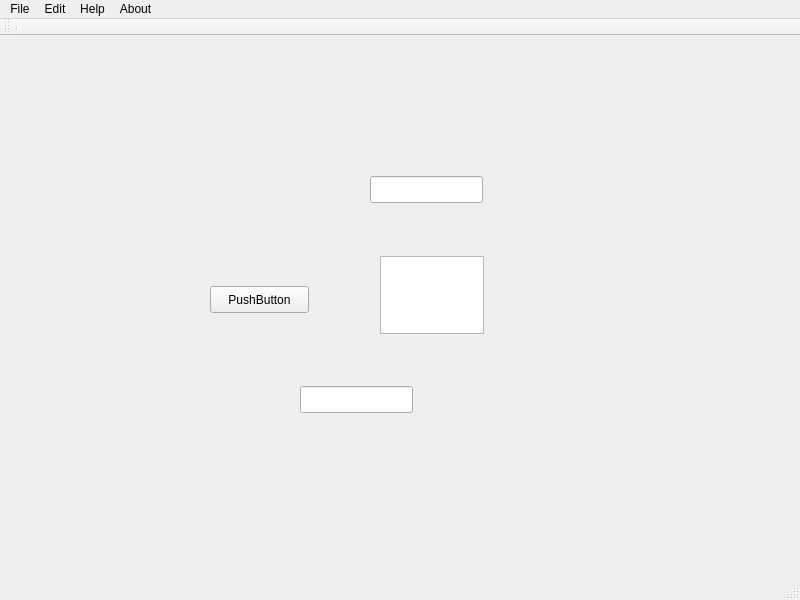
Old version of the form src/GUI/mainwindow.ui in the repository Nefarin/SODM.
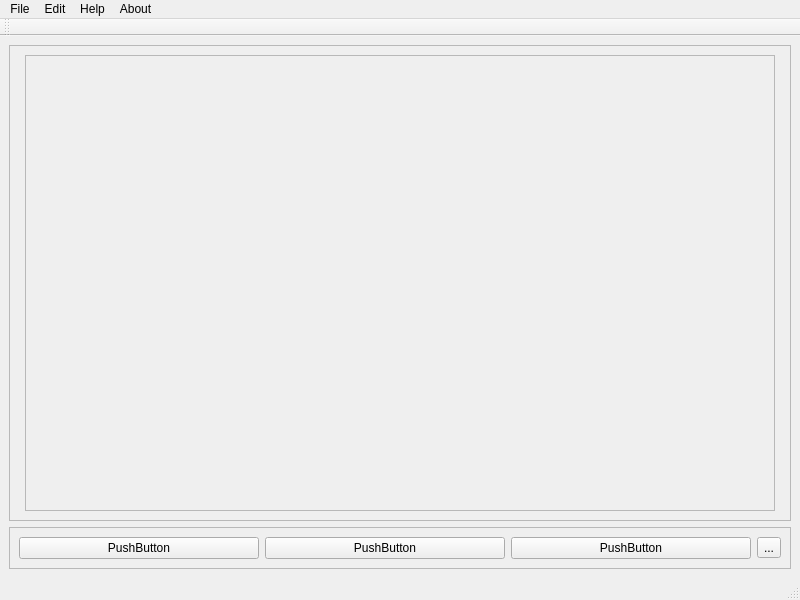
New version of the form.

What changed in the file:
```diff
--- a/src/GUI/mainwindow.ui
+++ b/src/GUI/mainwindow.ui
@@ -10,53 +10,135 @@
     <height>600</height>
    </rect>
   </property>
+  <property name="minimumSize">
+   <size>
+    <width>800</width>
+    <height>600</height>
+   </size>
+  </property>
+  <property name="maximumSize">
+   <size>
+    <width>2400</width>
+    <height>1800</height>
+   </size>
+  </property>
   <property name="windowTitle">
    <string>MainWindow</string>
   </property>
   <widget class="QWidget" name="centralwidget">
-   <widget class="QPushButton" name="pushButton">
-    <property name="geometry">
-     <rect>
-      <x>210</x>
-      <y>250</y>
-      <width>99</width>
-      <height>27</height>
-     </rect>
-    </property>
-    <property name="text">
-     <string>PushButton</string>
-    </property>
-   </widget>
-   <widget class="QTextEdit" name="textEdit">
-    <property name="geometry">
-     <rect>
-      <x>380</x>
-      <y>220</y>
-      <width>104</width>
-      <height>78</height>
-     </rect>
-    </property>
-   </widget>
-   <widget class="QLineEdit" name="lineEdit">
-    <property name="geometry">
-     <rect>
-      <x>300</x>
-      <y>350</y>
-      <width>113</width>
-      <height>27</height>
-     </rect>
-    </property>
-   </widget>
-   <widget class="QLineEdit" name="lineEdit_2">
-    <property name="geometry">
-     <rect>
-      <x>370</x>
-      <y>140</y>
-      <width>113</width>
-      <height>27</height>
-     </rect>
-    </property>
-   </widget>
+   <layout class="QVBoxLayout" name="verticalLayout">
+    <item>
+     <widget class="QFrame" name="topFrame">
+      <property name="sizePolicy">
+       <sizepolicy hsizetype="Preferred" vsizetype="Expanding">
+        <horstretch>0</horstretch>
+        <verstretch>0</verstretch>
+       </sizepolicy>
+      </property>
+      <property name="frameShape">
+       <enum>QFrame::StyledPanel</enum>
+      </property>
+      <property name="frameShadow">
+       <enum>QFrame::Raised</enum>
+      </property>
+      <layout class="QHBoxLayout" name="horizontalLayout_2">
+       <item>
+        <widget class="QFrame" name="explorerFrame">
+         <property name="frameShape">
+          <enum>QFrame::StyledPanel</enum>
+         </property>
+         <property name="frameShadow">
+          <enum>QFrame::Raised</enum>
+         </property>
+        </widget>
+       </item>
+       <item>
+        <widget class="QFrame" name="imageFrame">
+         <property name="sizePolicy">
+          <sizepolicy hsizetype="Expanding" vsizetype="Preferred">
+           <horstretch>0</horstretch>
+           <verstretch>0</verstretch>
+          </sizepolicy>
+         </property>
+         <property name="minimumSize">
+          <size>
+           <width>600</width>
+           <height>400</height>
+          </size>
+         </property>
+         <property name="frameShape">
+          <enum>QFrame::StyledPanel</enum>
+         </property>
+         <property name="frameShadow">
+          <enum>QFrame::Raised</enum>
+         </property>
+         <layout class="QHBoxLayout" name="horizontalLayout">
+          <item>
+           <layout class="QGridLayout" name="imageLayout"/>
+          </item>
+         </layout>
+        </widget>
+       </item>
+       <item>
+        <widget class="QFrame" name="optionsFrame">
+         <property name="frameShape">
+          <enum>QFrame::StyledPanel</enum>
+         </property>
+         <property name="frameShadow">
+          <enum>QFrame::Raised</enum>
+         </property>
+        </widget>
+       </item>
+      </layout>
+     </widget>
+    </item>
+    <item>
+     <widget class="QFrame" name="bottomFrame">
+      <property name="sizePolicy">
+       <sizepolicy hsizetype="Preferred" vsizetype="Minimum">
+        <horstretch>0</horstretch>
+        <verstretch>0</verstretch>
+       </sizepolicy>
+      </property>
+      <property name="frameShape">
+       <enum>QFrame::StyledPanel</enum>
+      </property>
+      <property name="frameShadow">
+       <enum>QFrame::Raised</enum>
+      </property>
+      <layout class="QHBoxLayout" name="horizontalLayout_3">
+       <item>
+        <widget class="QPushButton" name="pushButton">
+         <property name="text">
+          <string>PushButton</string>
+         </property>
+        </widget>
+       </item>
+       <item>
+        <widget class="QPushButton" name="pushButton_2">
+         <property name="text">
+          <string>PushButton</string>
+         </property>
+        </widget>
+       </item>
+       <item>
+        <widget class="QPushButton" name="pushButton_3">
+         <property name="text">
+          <string>PushButton</string>
+         </property>
+        </widget>
+       </item>
+       <item>
+        <widget class="QToolButton" name="toolButton">
+         <property name="text">
+          <string>...</string>
+         </property>
+        </widget>
+       </item>
+      </layout>
+     </widget>
+    </item>
+   </layout>
   </widget>
   <widget class="QMenuBar" name="menubar">
    <property name="geometry">
@@ -108,7 +190,6 @@
    <attribute name="toolBarBreak">
     <bool>false</bool>
    </attribute>
-   <addaction name="separator"/>
   </widget>
   <widget class="QStatusBar" name="statusBar"/>
   <action name="actionLoad">
```
